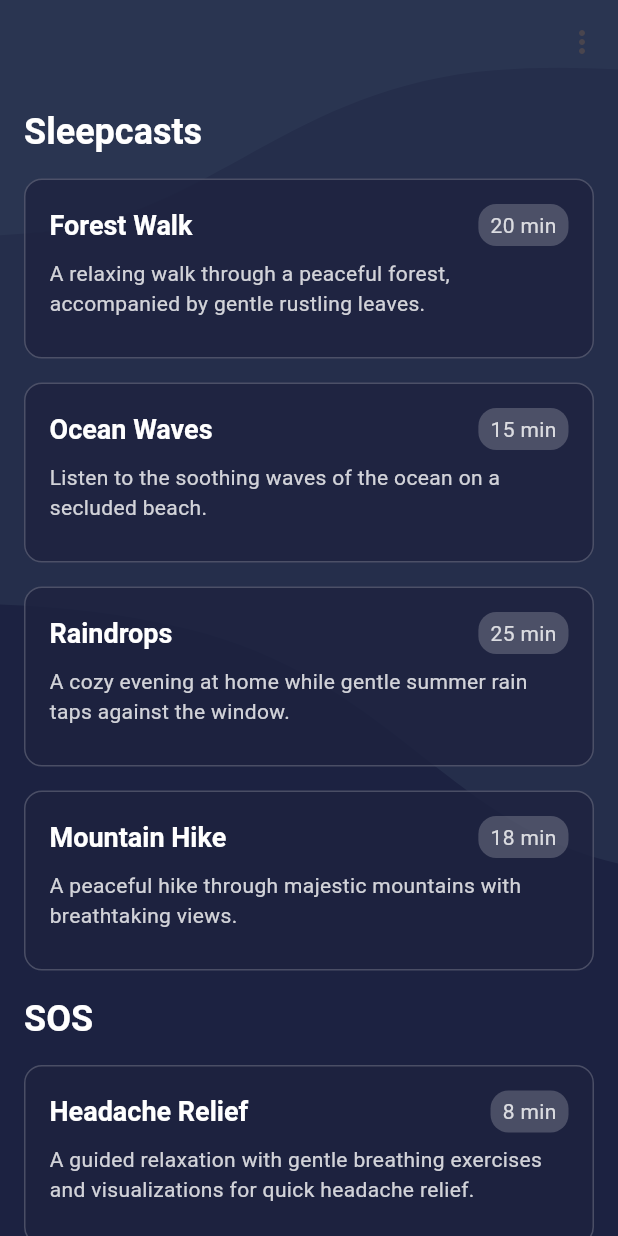
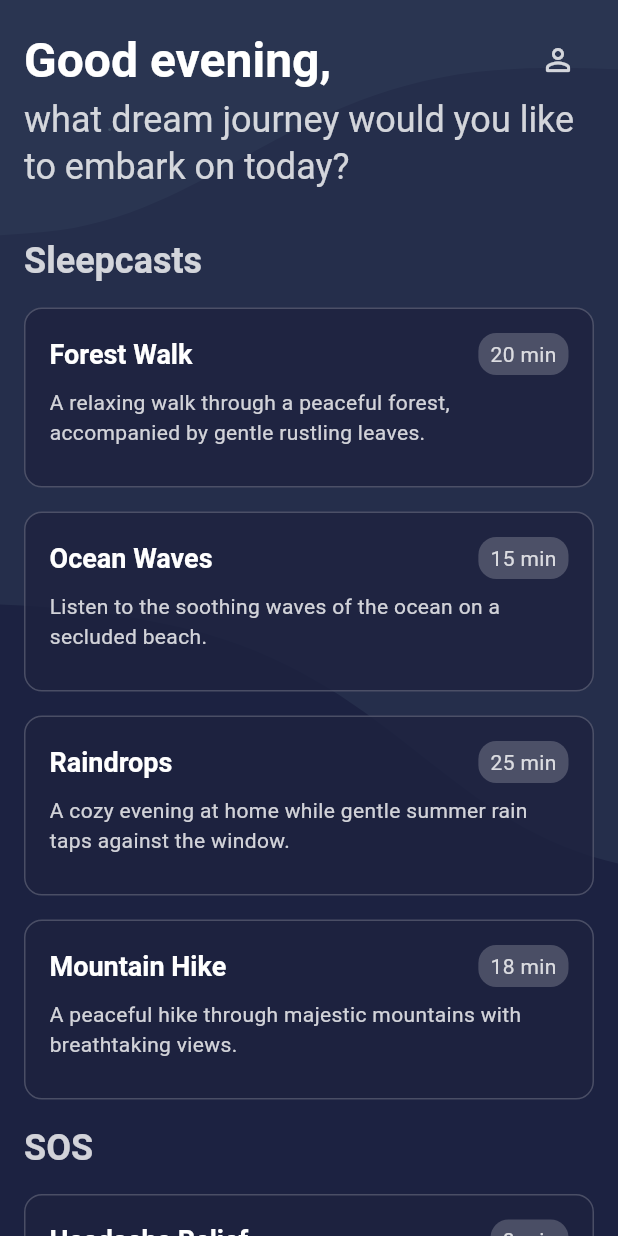
Before and after one commit to stevendz/snuz_app, a Flutter app: the screen it shows after launch, on a phone screen of 412 x 824 dp. Run offline on Flutter 3.47's test engine with Material 3 defaults, Android fonts, the phone set to English and light mode, and no system bars; our stand-ins replace lottie; generated files the repository leaves out were written again.

Commit message:
Improve overview.dart

```diff
--- a/lib/l10n/app_de.arb
+++ b/lib/l10n/app_de.arb
@@ -1,4 +1,7 @@
 {
     "appTitle": "Snuz App",
-    "helloWorld": "Hallo Welt!"
+    "goodEvening": "Guten Abend,",
+    "dreamJourneyQuestion": "auf welche Traumreise möchtest du dich heute begeben?",
+    "sleepcasts": "Sleepcasts",
+    "sos": "SOS"
 }
--- a/lib/l10n/app_en.arb
+++ b/lib/l10n/app_en.arb
@@ -1,4 +1,7 @@
 {
     "appTitle": "Snuz App",
-    "helloWorld": "Hello World!"
+    "goodEvening": "Good evening,",
+    "dreamJourneyQuestion": "what dream journey would you like to embark on today?",
+    "sleepcasts": "Sleepcasts",
+    "sos": "SOS"
 }
--- a/lib/main.dart
+++ b/lib/main.dart
@@ -38,7 +38,7 @@ final theme = ThemeData(
   useMaterial3: true,
   textTheme: TextTheme(
     headlineLarge: const TextStyle(fontSize: 32, fontWeight: FontWeight.bold, color: Colors.white),
-    headlineMedium: const TextStyle(fontSize: 24, fontWeight: FontWeight.bold, color: Colors.white),
+    headlineMedium: TextStyle(fontSize: 24, fontWeight: FontWeight.bold, color: Colors.white.withOpacity(0.8)),
     headlineSmall: const TextStyle(fontSize: 20, fontWeight: FontWeight.bold, color: Colors.white),
     titleLarge: const TextStyle(fontSize: 18, fontWeight: FontWeight.bold, color: Colors.white),
     titleMedium: TextStyle(fontSize: 16, fontWeight: FontWeight.w600, color: Colors.white.withOpacity(0.9)),
--- a/lib/models/sleepcast.dart
+++ b/lib/models/sleepcast.dart
@@ -2,16 +2,16 @@ class Sleepcast {
   final String id;
   final String title;
   final String description;
-  final String title_de;
-  final String description_de;
+  final String titleDe;
+  final String descriptionDe;
   final Duration duration;
 
   Sleepcast({
     required this.id,
     required this.title,
     required this.description,
-    required this.title_de,
-    required this.description_de,
+    required this.titleDe,
+    required this.descriptionDe,
     required this.duration,
   });
 
@@ -20,8 +20,8 @@ class Sleepcast {
       id: json['id'] as String,
       title: json['title'] as String,
       description: json['description'] as String,
-      title_de: json['title_de'] as String,
-      description_de: json['description_de'] as String,
+      titleDe: json['title_de'] as String,
+      descriptionDe: json['description_de'] as String,
       duration: Duration(seconds: json['duration'] as int),
     );
   }
@@ -31,8 +31,8 @@ class Sleepcast {
       'id': id,
       'title': title,
       'description': description,
-      'title_de': title_de,
-      'description_de': description_de,
+      'title_de': titleDe,
+      'description_de': descriptionDe,
       'duration': duration.inSeconds,
     };
   }
@@ -41,19 +41,17 @@ class Sleepcast {
     String? id,
     String? title,
     String? description,
-    String? title_de,
-    String? description_de,
+    String? titleDe,
+    String? descriptionDe,
     Duration? duration,
   }) {
     return Sleepcast(
       id: id ?? this.id,
       title: title ?? this.title,
       description: description ?? this.description,
-      title_de: title_de ?? this.title_de,
-      description_de: description_de ?? this.description_de,
+      titleDe: titleDe ?? this.titleDe,
+      descriptionDe: descriptionDe ?? this.descriptionDe,
       duration: duration ?? this.duration,
     );
   }
-
-  // Hilfsmethoden für lokalisierte Texte
 }
--- a/lib/screens/overview.dart
+++ b/lib/screens/overview.dart
@@ -24,17 +24,31 @@ class OverviewScreen extends StatelessWidget {
         GlobalCupertinoLocalizations.delegate,
       ],
       child: Builder(builder: (context) {
+        final l10n = AppLocalizations.of(context)!;
         return Stack(
           children: [
             Positioned.fill(
               child: Lottie.asset('assets/animations/background.json', fit: BoxFit.cover, repeat: true),
             ),
-            Scaffold(
+            SafeArea(
+              child: Scaffold(
                 backgroundColor: Colors.transparent,
-              appBar: AppBar(
-                backgroundColor: Colors.transparent,
-                actions: [
+                body: SingleChildScrollView(
+                  padding: const EdgeInsets.all(16.0),
+                  child: SingleChildScrollView(
+                    child: Column(
+                      crossAxisAlignment: CrossAxisAlignment.start,
+                      children: [
+                        Row(
+                          mainAxisAlignment: MainAxisAlignment.spaceBetween,
+                          children: [
+                            Text(l10n.goodEvening, style: Theme.of(context).textTheme.headlineLarge),
                             PopupMenuButton<Locale>(
+                              color: Theme.of(context).textTheme.headlineLarge?.color,
+                              icon: Icon(
+                                Icons.person_outline_rounded,
+                                color: Theme.of(context).textTheme.headlineMedium?.color,
+                              ),
                               onSelected: (locale) => context.read<LocaleProvider>().setLocale(locale),
                               itemBuilder: (BuildContext context) => const [
                                 PopupMenuItem(
@@ -49,19 +63,18 @@ class OverviewScreen extends StatelessWidget {
                             ),
                           ],
                         ),
-              body: SingleChildScrollView(
-                padding: const EdgeInsets.all(16.0),
-                child: SingleChildScrollView(
-                  child: Column(
-                    crossAxisAlignment: CrossAxisAlignment.start,
-                    children: [
-                      Text('Sleepcasts', style: Theme.of(context).textTheme.headlineMedium),
+                        Text(
+                          l10n.dreamJourneyQuestion,
+                          style: Theme.of(context).textTheme.headlineMedium?.copyWith(fontWeight: FontWeight.w400),
+                        ),
+                        const SizedBox(height: 32),
+                        Text(l10n.sleepcasts, style: Theme.of(context).textTheme.headlineMedium),
                         const SizedBox(height: 16),
                         for (final cast in sleepcastProvider.sleepcastStory) ...[
                           SleepcastItem(cast: cast),
                           const SizedBox(height: 16),
                         ],
-                      Text('SOS', style: Theme.of(context).textTheme.headlineMedium),
+                        Text(l10n.sos, style: Theme.of(context).textTheme.headlineMedium),
                         const SizedBox(height: 16),
                         for (final cast in sleepcastProvider.sleepcastSOS) ...[
                           SleepcastItem(cast: cast),
@@ -72,6 +85,7 @@ class OverviewScreen extends StatelessWidget {
                   ),
                 ),
               ),
+            ),
           ],
         );
       }),
--- a/lib/widgets/sleepcast_item.dart
+++ b/lib/widgets/sleepcast_item.dart
@@ -36,7 +36,7 @@ class SleepcastItem extends StatelessWidget {
                   mainAxisAlignment: MainAxisAlignment.spaceBetween,
                   children: [
                     Text(
-                      locale == 'de' ? cast.title_de : cast.title,
+                      locale == 'de' ? cast.titleDe : cast.title,
                       style: textTheme.titleLarge,
                     ),
                     Container(
@@ -54,7 +54,7 @@ class SleepcastItem extends StatelessWidget {
                 ),
                 const SizedBox(height: 8),
                 Text(
-                  locale == 'de' ? cast.description_de : cast.description,
+                  locale == 'de' ? cast.descriptionDe : cast.description,
                   style: textTheme.bodyMedium,
                   maxLines: 2,
                   overflow: TextOverflow.ellipsis,
```
Also changed, not shown: lib/providers/sleepcast_provider.dart (+14 -14 lines). Lines whose indentation alone changed are shown as unchanged.
